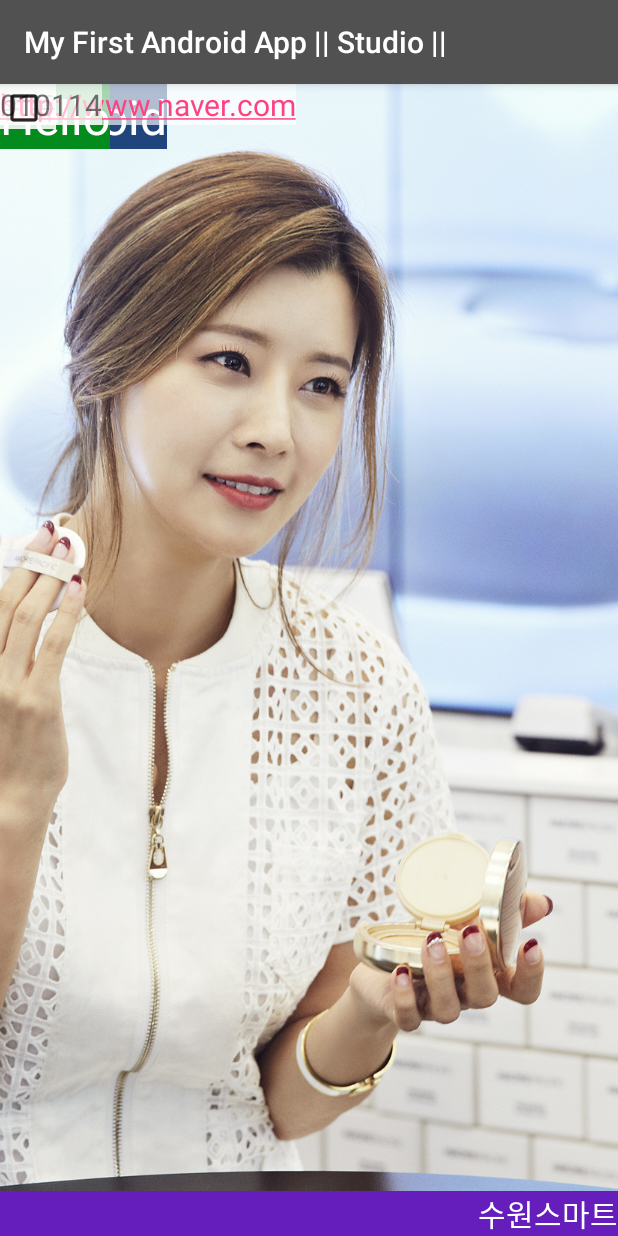
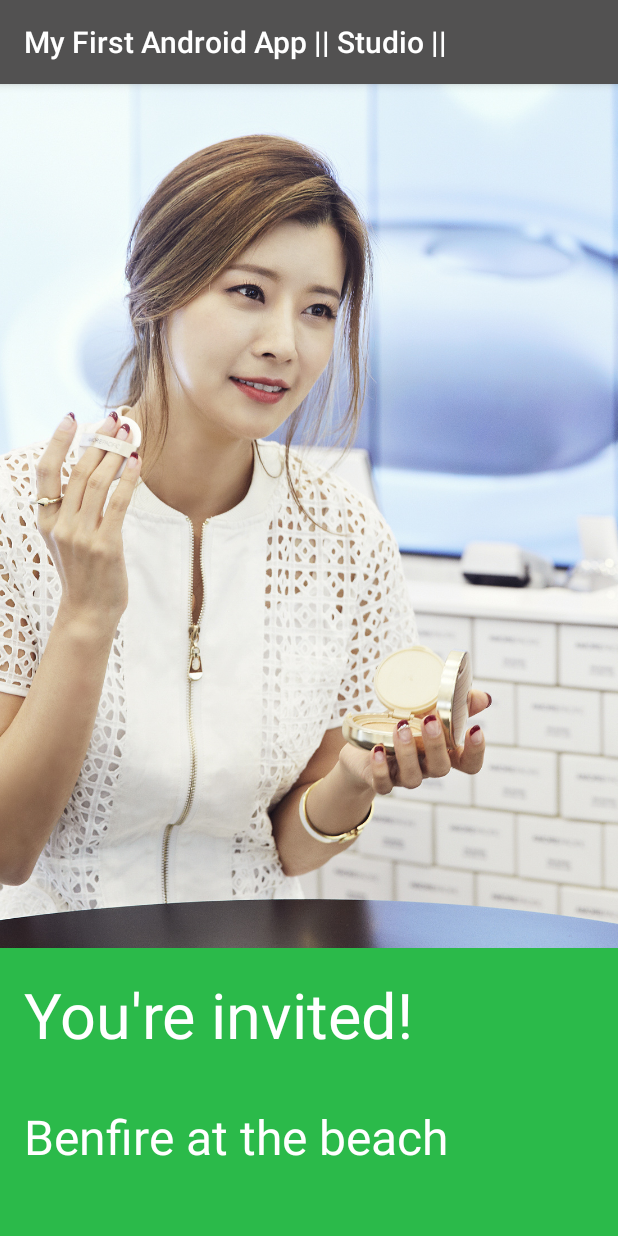
Before and after one commit to hyleekr9580/MyAndroid01, an Android app: the screen it shows after launch (MainActivity), on a phone screen of 412 x 824 dp. Run offline under Robolectric (Android 15) with nearby library versions, the phone set to English and light mode, and no system bars.

Commit message:
linear / relative

```diff
--- a/app/src/main/java/kr/contentsstudio/myfirstandroidapp/MainActivity.java
+++ b/app/src/main/java/kr/contentsstudio/myfirstandroidapp/MainActivity.java
@@ -1,7 +1,7 @@
 package kr.contentsstudio.myfirstandroidapp;
 
+import android.os.Bundle;
 import android.support.v7.app.AppCompatActivity;
-import android.os.Bundle;
 
 public class MainActivity extends AppCompatActivity {
 
@@ -15,6 +15,6 @@ public class MainActivity extends AppCompatActivity {
 
         // 추가 사용 하는... 화면에 레이아웃을 표시한다.
         // R(리소스) : 안드로이드(현재프로젝트, 클래스파일을 제외하고...) 자원을 사용한다.
-        setContentView(R.layout.activity_main);
+        setContentView(R.layout.linearchapter01);
     }
 }
--- a/app/src/main/res/layout/activity_main.xml
+++ b/app/src/main/res/layout/activity_main.xml
@@ -1,5 +1,5 @@
 <?xml version="1.0" encoding="utf-8"?><!--xmlns:android= 는 XML사용하기 위해서 초기에만 넣는다 -->
-<FrameLayout xmlns:android="http://schemas.android.com/apk/res/android"
+<RelativeLayout xmlns:android="http://schemas.android.com/apk/res/android"
     xmlns:tools="http://schemas.android.com/tools"
     android:layout_width="match_parent"
     android:layout_height="match_parent"
@@ -19,13 +19,13 @@
     <!--1:1비율 2주면 3:1 비율이 된다. android:layout_weight="1"-->
     <!--단 해당 값을 0으로 줘야 한다. android:layout_height="0dp"-->
     <TextView
-        android:layout_gravity="bottom"
-        android:gravity="right"
         android:id="@+id/text_view_1"
         android:layout_width="match_parent"
         android:layout_height="wrap_content"
         android:layout_centerHorizontal="true"
+        android:layout_gravity="bottom"
         android:background="#651ebb"
+        android:gravity="right"
         android:text="수원스마트"
         android:textColor="#ffffff"
         android:textSize="20sp" />
@@ -159,4 +159,4 @@
         android:layout_toLeftOf="@id/number" />
 
 
-</FrameLayout>
+</RelativeLayout>
--- /dev/null
+++ b/app/src/main/res/layout/linearchapter01.xml
@@ -0,0 +1,40 @@
+<?xml version="1.0" encoding="utf-8"?>
+<LinearLayout xmlns:android="http://schemas.android.com/apk/res/android"
+    android:layout_width="match_parent"
+    android:layout_height="match_parent"
+    android:orientation="vertical">
+
+
+    <ImageView
+        android:layout_width="match_parent"
+        android:layout_height="0dp"
+        android:layout_weight="6"
+        android:scaleType="centerCrop"
+        android:src="@drawable/u" />
+
+
+    <TextView
+        android:layout_width="match_parent"
+        android:layout_height="0dp"
+        android:layout_weight="1"
+        android:background="#2bba4a"
+        android:paddingLeft="16dp"
+        android:paddingTop="16dp"
+        android:text="You're invited!"
+        android:textColor="#ffffff"
+        android:textSize="42dp" />
+
+    <TextView
+        android:layout_width="match_parent"
+        android:layout_height="0dp"
+        android:layout_weight="1"
+        android:background="#2bba4a"
+        android:paddingBottom="16dp"
+        android:paddingLeft="16dp"
+        android:paddingTop="8dp"
+        android:text="Benfire at the beach"
+        android:textColor="#ffffff"
+        android:textSize="32dp" />
+
+
+</LinearLayout>
```
